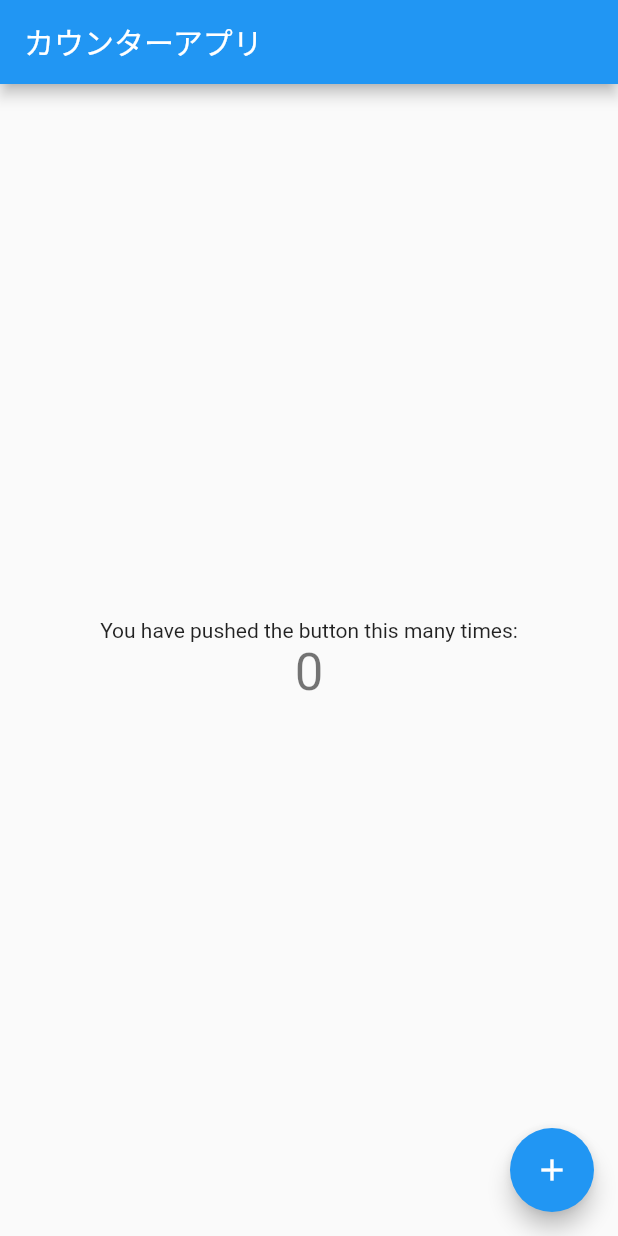
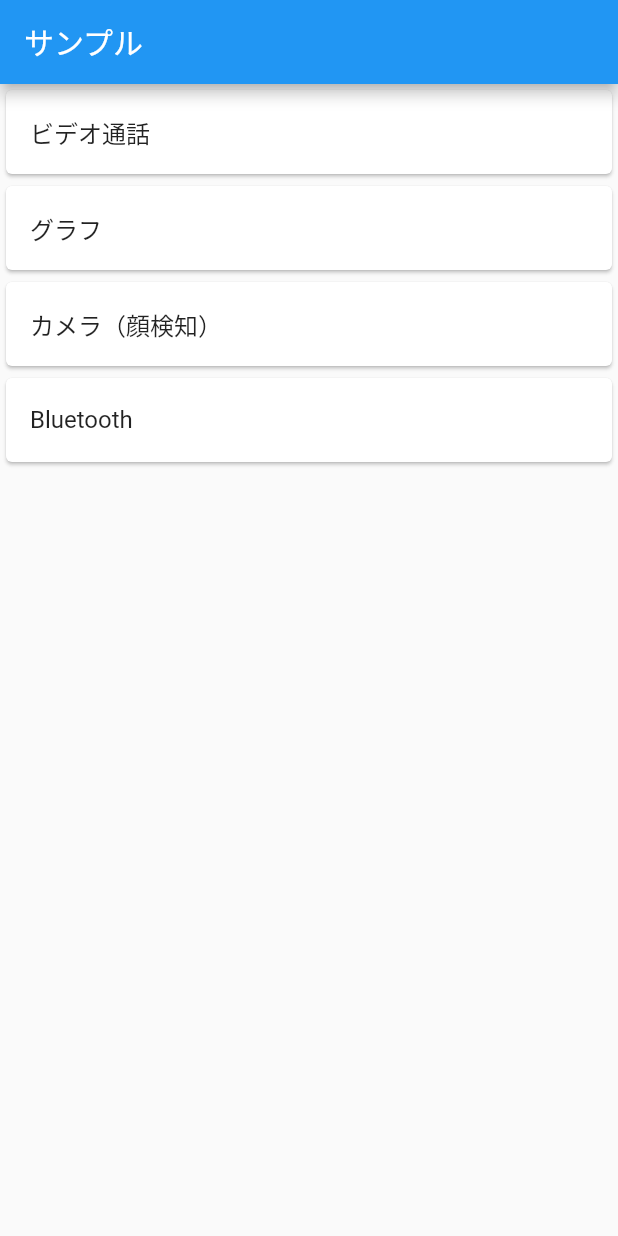
Before and after one commit to frevo-works/flutter_mobile, a Flutter app: the screen it shows after launch, on a phone screen of 412 x 824 dp. Run offline on Flutter 3.47's test engine with Material 2 defaults, Android fonts, the phone set to English and light mode, and no system bars.

Commit message:
サンプル画面追加

```diff
--- a/lib/main.dart
+++ b/lib/main.dart
@@ -1,119 +1,87 @@
 import 'package:flutter/material.dart';
+
+import 'pages/bluetooth.dart';
+import 'pages/face_detect.dart';
+import 'pages/graph.dart';
+import 'pages/video_call.dart';
 
 void main() {
   runApp(MyApp());
 }
 
 class MyApp extends StatelessWidget {
-  // This widget is the root of your application.
   @override
   Widget build(BuildContext context) {
     return MaterialApp(
-      title: 'Flutter Demo',
-      debugShowCheckedModeBanner: false,
-      theme: ThemeData(
-        // This is the theme of your application.
-        //
-        // Try running your application with "flutter run". You'll see the
-        // application has a blue toolbar. Then, without quitting the app, try
-        // changing the primarySwatch below to Colors.green and then invoke
-        // "hot reload" (press "r" in the console where you ran "flutter run",
-        // or simply save your changes to "hot reload" in a Flutter IDE).
-        // Notice that the counter didn't reset back to zero; the application
-        // is not restarted.
+        title: 'Flutter Demo',
+        debugShowCheckedModeBanner: false,
+        theme: ThemeData(
+          primarySwatch: Colors.blue,
+          visualDensity: VisualDensity.adaptivePlatformDensity,
+        ),
+        home: _Home());
+  }
+}
 
-        primarySwatch: Colors.blue,
-        // This makes the visual density adapt to the platform that you run
-        // the app on. For desktop platforms, the controls will be smaller and
-        // closer together (more dense) than on mobile platforms.
-        visualDensity: VisualDensity.adaptivePlatformDensity,
+class _Home extends StatelessWidget {
+  @override
+  Widget build(BuildContext context) {
+    return Scaffold(
+      appBar: AppBar(
+        title: Text("サンプル"),
       ),
-      home: MyHomePage(title: 'カウンターアプリ'),
+      body: ListView(
+        children: <Widget>[
+          Card(
+            child: ListTile(
+              title: Text('ビデオ通話'),
+              onTap: () {
+                Navigator.of(context).push(
+                  MaterialPageRoute(builder: (context) {
+                    return VideoCallPage();
+                  }),
+                );
+              },
+            ),
+          ),
+          Card(
+            child: ListTile(
+              title: Text('グラフ'),
+              onTap: () {
+                Navigator.of(context).push(
+                  MaterialPageRoute(builder: (context) {
+                    return GraphPage();
+                  }),
+                );
+              },
+            ),
+          ),
+          Card(
+            child: ListTile(
+              title: Text('カメラ（顔検知）'),
+              onTap: () {
+                Navigator.of(context).push(
+                  MaterialPageRoute(builder: (context) {
+                    return FaceDetectPage();
+                  }),
+                );
+              },
+            ),
+          ),
+          Card(
+            child: ListTile(
+              title: Text('Bluetooth'),
+              onTap: () {
+                Navigator.of(context).push(
+                  MaterialPageRoute(builder: (context) {
+                    return BluetoothPage();
+                  }),
+                );
+              },
+            ),
+          ),
+        ],
+      ),
     );
   }
 }
-
-class MyHomePage extends StatefulWidget {
-  MyHomePage({Key key, this.title}) : super(key: key);
-
-  // This widget is the home page of your application. It is stateful, meaning
-  // that it has a State object (defined below) that contains fields that affect
-  // how it looks.
-
-  // This class is the configuration for the state. It holds the values (in this
-  // case the title) provided by the parent (in this case the App widget) and
-  // used by the build method of the State. Fields in a Widget subclass are
-  // always marked "final".
-
-  final String title;
-
-  @override
-  _MyHomePageState createState() => _MyHomePageState();
-}
-
-class _MyHomePageState extends State<MyHomePage> {
-  int _counter = 0;
-
-  void _incrementCounter() {
-    setState(() {
-      // This call to setState tells the Flutter framework that something has
-      // changed in this State, which causes it to rerun the build method below
-      // so that the display can reflect the updated values. If we changed
-      // _counter without calling setState(), then the build method would not be
-      // called again, and so nothing would appear to happen.
-      _counter++;
-    });
-  }
-
-  @override
-  Widget build(BuildContext context) {
-    // This method is rerun every time setState is called, for instance as done
-    // by the _incrementCounter method above.
-    //
-    // The Flutter framework has been optimized to make rerunning build methods
-    // fast, so that you can just rebuild anything that needs updating rather
-    // than having to individually change instances of widgets.
-    return Scaffold(
-      appBar: AppBar(
-        // Here we take the value from the MyHomePage object that was created by
-        // the App.build method, and use it to set our appbar title.
-        title: Text(widget.title),
-      ),
-      body: Center(
-        // Center is a layout widget. It takes a single child and positions it
-        // in the middle of the parent.
-        child: Column(
-          // Column is also a layout widget. It takes a list of children and
-          // arranges them vertically. By default, it sizes itself to fit its
-          // children horizontally, and tries to be as tall as its parent.
-          //
-          // Invoke "debug painting" (press "p" in the console, choose the
-          // "Toggle Debug Paint" action from the Flutter Inspector in Android
-          // Studio, or the "Toggle Debug Paint" command in Visual Studio Code)
-          // to see the wireframe for each widget.
-          //
-          // Column has various properties to control how it sizes itself and
-          // how it positions its children. Here we use mainAxisAlignment to
-          // center the children vertically; the main axis here is the vertical
-          // axis because Columns are vertical (the cross axis would be
-          // horizontal).
-          mainAxisAlignment: MainAxisAlignment.center,
-          children: <Widget>[
-            Text(
-              'You have pushed the button this many times:',
-            ),
-            Text(
-              '$_counter',
-              style: Theme.of(context).textTheme.headline4,
-            ),
-          ],
-        ),
-      ),
-      floatingActionButton: FloatingActionButton(
-        onPressed: _incrementCounter,
-        tooltip: 'Increment',
-        child: Icon(Icons.add),
-      ), // This trailing comma makes auto-formatting nicer for build methods.
-    );
-  }
-}
```
Also changed, not shown: lib/pages/bluetooth.dart (added, +20 -0 lines), lib/pages/face_detect.dart (added, +20 -0 lines), lib/pages/graph.dart (added, +20 -0 lines), lib/pages/video_call.dart (added, +20 -0 lines), 1 other file.
